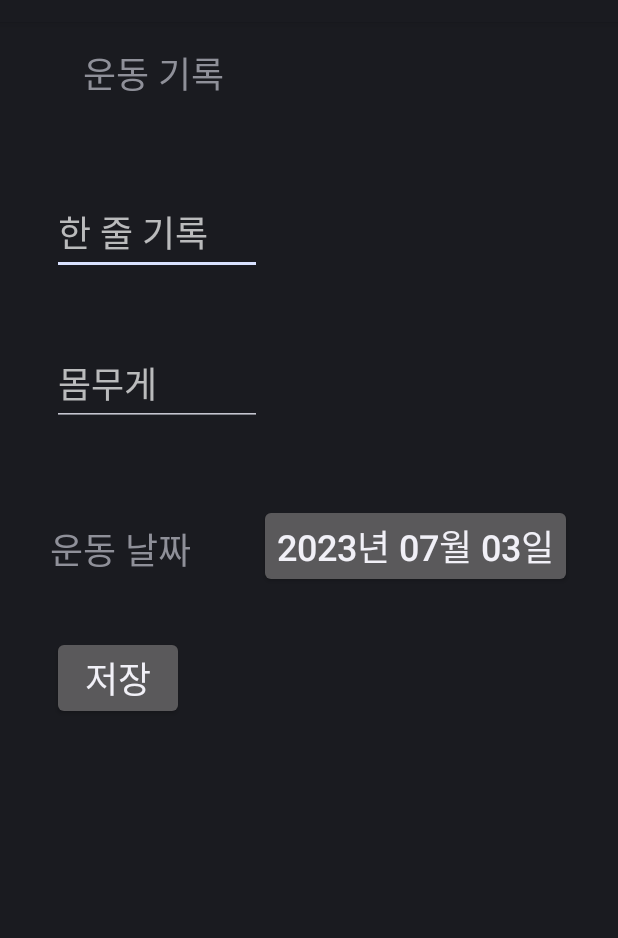
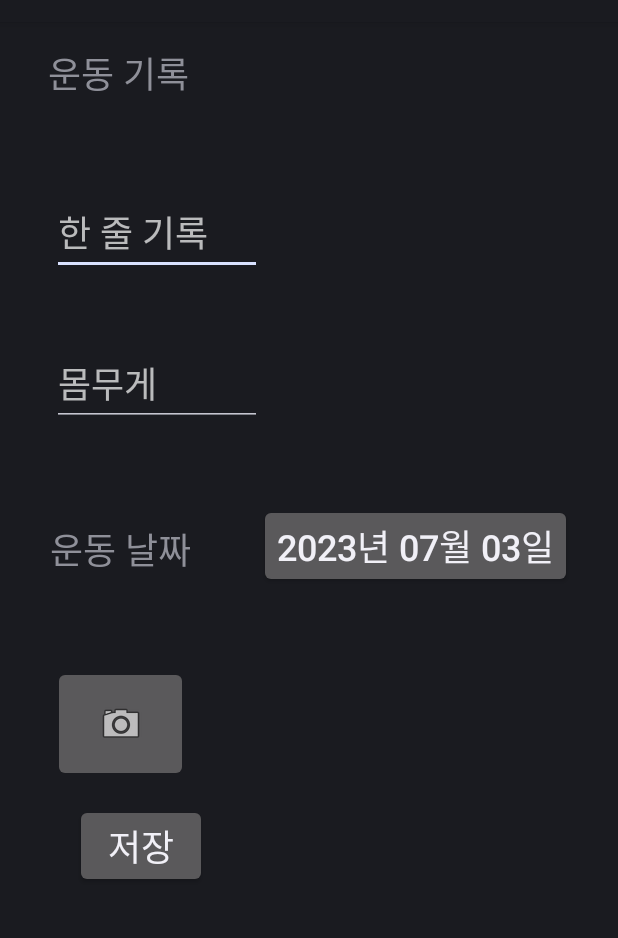
Before and after one commit to kimhaeno/SadCamp, an Android app: the fragment FreeFragment shown on its own in the app's theme, on a phone screen of 412 x 824 dp, the part 62-1000 px from its top. Run offline under Robolectric (Android 15) with nearby library versions, the light colour scheme and no system bars; 1 statement that could not run was skipped.

Commit message:
camera function worked

```diff
--- a/app/src/main/AndroidManifest.xml
+++ b/app/src/main/AndroidManifest.xml
@@ -1,6 +1,8 @@
 <?xml version="1.0" encoding="utf-8"?>
 <manifest xmlns:android="http://schemas.android.com/apk/res/android"
     xmlns:tools="http://schemas.android.com/tools">
+
+    <uses-permission android:name="android.permission.CAMERA"/>
 
     <application
         android:allowBackup="true"
--- /dev/null
+++ b/app/src/main/java/com/example/sadcamp/DatabaseHelper.java
@@ -0,0 +1,4 @@
+package com.example.sadcamp;
+
+public class DatabaseHelper {
+}
--- a/app/src/main/java/com/example/sadcamp/fragments/FreeFragment.java
+++ b/app/src/main/java/com/example/sadcamp/fragments/FreeFragment.java
@@ -1,12 +1,19 @@
 package com.example.sadcamp.fragments;
 
+import android.app.Activity;
 import android.app.DatePickerDialog;
+import android.content.Intent;
+import android.content.pm.PackageManager;
+import android.graphics.Bitmap;
 import android.os.Bundle;
+import android.Manifest;
 
 import androidx.annotation.Nullable;
+import androidx.core.content.ContextCompat;
 import androidx.fragment.app.DialogFragment;
 import androidx.fragment.app.Fragment;
 
+import android.provider.MediaStore;
 import android.text.Editable;
 import android.text.InputFilter;
 import android.text.TextWatcher;
@@ -16,6 +23,7 @@ import android.view.ViewGroup;
 import android.widget.Button;
 import android.widget.DatePicker;
 import android.widget.EditText;
+import android.widget.ImageButton;
 import android.widget.Toast;
 
 import com.example.sadcamp.R;
@@ -30,6 +38,8 @@ public class FreeFragment extends Fragment {
     EditText name;
     EditText age;
     Button birthday;
+    ImageButton imageButton;
+    static final int REQUEST_IMAGE_CAPTURE = 1;
 
     Date curDate = new Date(); // 현재
     final SimpleDateFormat dataFormat = new SimpleDateFormat("yyyy년 MM월 dd일");
@@ -71,8 +81,29 @@ public class FreeFragment extends Fragment {
             }
         }); // 저장 버튼 클릭 시 입력한 정보 표시
 
+
+        imageButton = view.findViewById(R.id.imageButton);
+        imageButton.setOnClickListener(new View.OnClickListener(){
+            @Override
+            public void onClick(View v) {
+                // 카메라 권한이 있는지 확인합니다.
+                if (ContextCompat.checkSelfPermission(getContext(), Manifest.permission.CAMERA) != PackageManager.PERMISSION_GRANTED) {
+                    // 카메라 권한이 없다면 권한을 요청합니다.
+                    requestPermissions(new String[]{Manifest.permission.CAMERA}, REQUEST_CAMERA_PERMISSION);
+                } else {
+                    // 이미 권한이 있다면 카메라 앱을 실행합니다.
+                    Intent takePictureIntent = new Intent(MediaStore.ACTION_IMAGE_CAPTURE);
+                    if (takePictureIntent.resolveActivity(getActivity().getPackageManager()) != null) {
+                        startActivityForResult(takePictureIntent, REQUEST_IMAGE_CAPTURE);
+                    }
+                }
+            }
+        });
+
         return view;
     }
+
+    private static final int REQUEST_CAMERA_PERMISSION = 1001;
 
     private void showDateDialog(){
         Calendar calendar = Calendar.getInstance();
@@ -112,4 +143,15 @@ public class FreeFragment extends Fragment {
         String selectedDateStr = dataFormat.format(curDate);
         birthday.setText(selectedDateStr); // 버튼의 텍스트 수정
     }
+
+    @Override
+    public void onActivityResult(int requestCode, int resultCode, Intent data) {
+        super.onActivityResult(requestCode, resultCode, data);
+        if (requestCode == REQUEST_IMAGE_CAPTURE && resultCode == Activity.RESULT_OK){
+            Bundle extras = data.getExtras();
+            Bitmap imageBitmap = (Bitmap) extras.get("data");
+            imageButton.setImageBitmap(imageBitmap);
+        }
+    }
+
 }
--- a/app/src/main/res/layout/fragment_free.xml
+++ b/app/src/main/res/layout/fragment_free.xml
@@ -4,20 +4,18 @@
     xmlns:tools="http://schemas.android.com/tools"
     android:layout_width="match_parent"
     android:layout_height="match_parent"
-    tools:context=".FreeFragment">
+    tools:context=".fragments.FreeFragment">
 
     <TextView
         android:id="@+id/textView"
         android:layout_width="wrap_content"
         android:layout_height="wrap_content"
         android:layout_marginStart="32dp"
-        android:layout_marginLeft="32dp"
         android:layout_marginTop="16dp"
-        android:layout_marginEnd="240dp"
-        android:layout_marginRight="240dp"
         android:text="운동 기록"
         android:textSize="24sp"
         app:layout_constraintEnd_toEndOf="parent"
+        app:layout_constraintHorizontal_bias="0.0"
         app:layout_constraintStart_toStartOf="parent"
         app:layout_constraintTop_toTopOf="parent" />
 
@@ -26,13 +24,12 @@
         android:layout_width="wrap_content"
         android:layout_height="wrap_content"
         android:layout_marginStart="34dp"
-        android:layout_marginLeft="34dp"
         android:layout_marginTop="60dp"
         android:layout_marginEnd="167dp"
-        android:layout_marginRight="167dp"
         android:ems="5"
         android:hint="한 줄 기록"
         android:inputType="textPersonName"
+        android:minHeight="48dp"
         android:textSize="24sp"
         app:layout_constraintEnd_toEndOf="parent"
         app:layout_constraintHorizontal_bias="0.014"
@@ -44,14 +41,13 @@
         android:layout_width="wrap_content"
         android:layout_height="wrap_content"
         android:layout_marginStart="34dp"
-        android:layout_marginLeft="34dp"
         android:layout_marginTop="44dp"
         android:layout_marginEnd="167dp"
-        android:layout_marginRight="167dp"
         android:ems="5"
         android:hint="몸무게"
         android:inputType="number"
         android:maxLength="3"
+        android:minHeight="48dp"
         android:textSize="24sp"
         app:layout_constraintEnd_toEndOf="parent"
         app:layout_constraintHorizontal_bias="0.014"
@@ -62,12 +58,12 @@
         android:id="@+id/button2"
         android:layout_width="wrap_content"
         android:layout_height="wrap_content"
-        android:layout_marginTop="140dp"
+        android:layout_marginTop="252dp"
         android:padding="10dp"
         android:text="저장"
         android:textSize="24sp"
         app:layout_constraintEnd_toEndOf="parent"
-        app:layout_constraintHorizontal_bias="0.108"
+        app:layout_constraintHorizontal_bias="0.155"
         app:layout_constraintStart_toStartOf="parent"
         app:layout_constraintTop_toBottomOf="@+id/editTextTextPersonName2" />
 
@@ -97,4 +93,15 @@
         app:layout_constraintHorizontal_bias="0.85"
         app:layout_constraintStart_toStartOf="parent"
         app:layout_constraintTop_toBottomOf="@+id/editTextTextPersonName2" />
+
+    <ImageButton
+        android:id="@+id/imageButton"
+        android:layout_width="90dp"
+        android:layout_height="77dp"
+        android:layout_marginTop="52dp"
+        android:src="@android:drawable/ic_menu_camera"
+        app:layout_constraintEnd_toEndOf="parent"
+        app:layout_constraintHorizontal_bias="0.109"
+        app:layout_constraintStart_toStartOf="parent"
+        app:layout_constraintTop_toBottomOf="@+id/button" />
 </androidx.constraintlayout.widget.ConstraintLayout>
```
